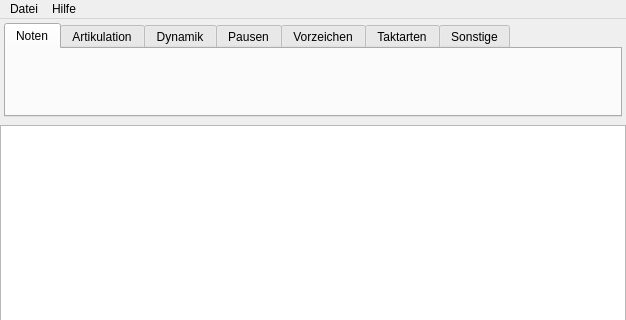
Qt form src/pyqt5_designer_uis/mainwindow.ui (NO411/notensatz) before a commit; both pictures show x 0 to 626 and y 0 to 320 of the 626 by 589 pixel window.
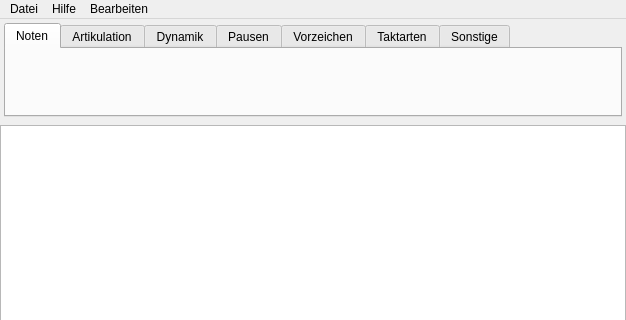
The same form after that commit. Icons and pictures are not drawn.

Commit message: seperate text item class for alignment

Patch:
```diff
--- a/src/pyqt5_designer_uis/mainwindow.ui
+++ b/src/pyqt5_designer_uis/mainwindow.ui
@@ -399,8 +399,16 @@
     <addaction name="action_doc"/>
     <addaction name="action_about"/>
    </widget>
+   <widget class="QMenu" name="menu_edit">
+    <property name="title">
+     <string>Bearbeiten</string>
+    </property>
+    <addaction name="action_edit_title"/>
+    <addaction name="action_edit_composer"/>
+   </widget>
    <addaction name="menu_file"/>
    <addaction name="menu_help"/>
+   <addaction name="menu_edit"/>
   </widget>
   <action name="action_new">
    <property name="text">
```
Left out of the diff: 10 changed lines with no effect on the pictures. The commit also changes 11 other files.
